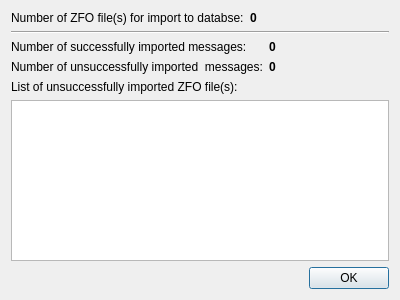
This is src/gui/ui/dlg_import_zfo_result.ui in psakar/datovka as Qt 5 draws it before an edit. The edited form follows.
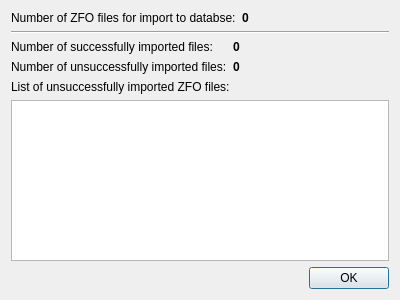
This is the edited form.

Commit message: Added import of delivery info ZFO (issue #76)

```diff
--- a/src/gui/ui/dlg_import_zfo_result.ui
+++ b/src/gui/ui/dlg_import_zfo_result.ui
@@ -19,7 +19,7 @@
      <item row="0" column="0">
       <widget class="QLabel" name="label">
        <property name="text">
-        <string>Number of ZFO file(s) for import to databse:</string>
+        <string>Number of ZFO files for import to databse:</string>
        </property>
       </widget>
      </item>
@@ -53,7 +53,7 @@
      <item row="1" column="0">
       <widget class="QLabel" name="labelDone">
        <property name="text">
-        <string>Number of successfully imported messages:</string>
+        <string>Number of successfully imported files:</string>
        </property>
       </widget>
      </item>
@@ -73,7 +73,7 @@
      <item row="2" column="0">
       <widget class="QLabel" name="labelError">
        <property name="text">
-        <string>Number of unsuccessfully imported  messages:</string>
+        <string>Number of unsuccessfully imported files:</string>
        </property>
       </widget>
      </item>
@@ -95,7 +95,7 @@
    <item>
     <widget class="QLabel" name="label_4">
      <property name="text">
-      <string>List of unsuccessfully imported ZFO file(s):</string>
+      <string>List of unsuccessfully imported ZFO files:</string>
      </property>
     </widget>
    </item>
```
The commit also changes 8 other files.
